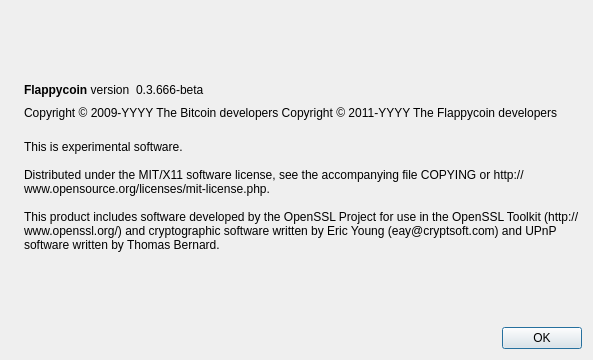
First picture: the form in src/qt/forms/aboutdialog.ui, repository FlapCoin/flapcoin, before the edit.
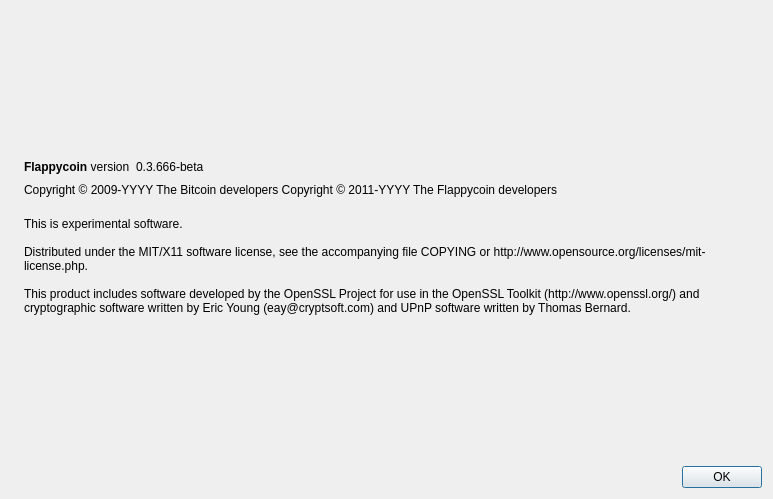
Second picture: the form after the edit. Icons and pictures are not drawn.

```diff
--- a/src/qt/forms/aboutdialog.ui
+++ b/src/qt/forms/aboutdialog.ui
@@ -6,8 +6,8 @@
    <rect>
     <x>0</x>
     <y>0</y>
-    <width>593</width>
-    <height>360</height>
+    <width>773</width>
+    <height>499</height>
    </rect>
   </property>
   <property name="windowTitle">
```
